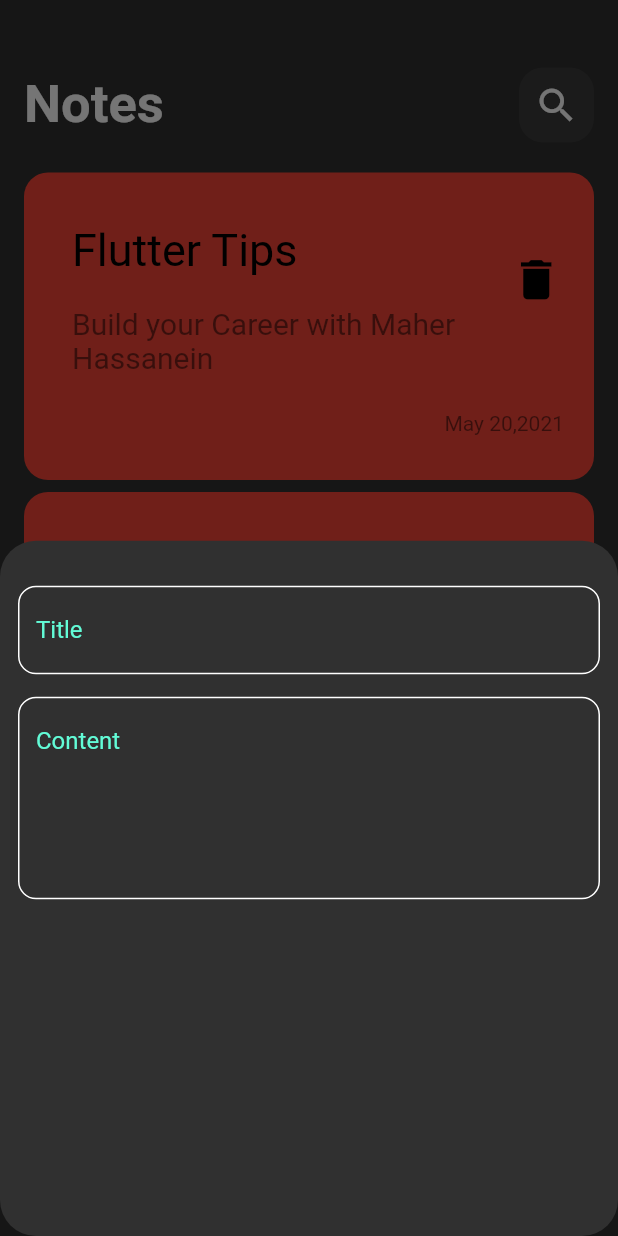
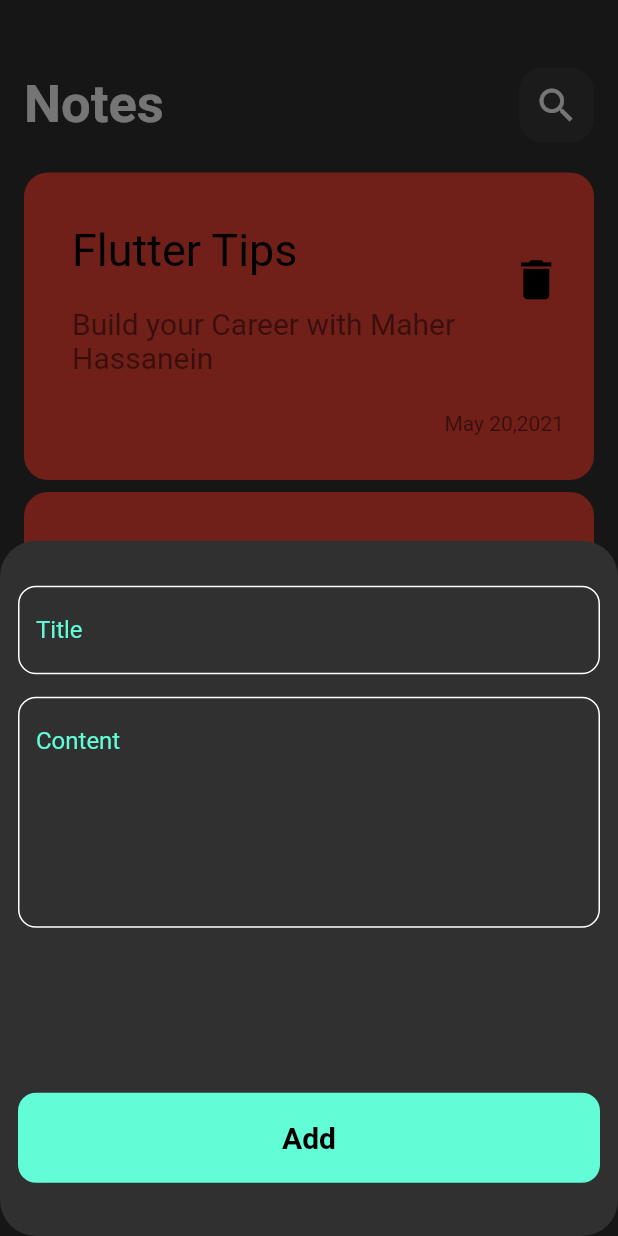
Before and after one commit to MaherHassanein/notes_app, a Flutter app: the screen it shows after launch, after a tap on the "add" icon, on a phone screen of 412 x 824 dp. Run offline on Flutter 3.47's test engine with Material 2 defaults, Android fonts, the phone set to English and light mode, and no system bars; Roboto replaces fonts that are missing (Poppins).

Commit message:
finish note buttom field

```diff
--- a/lib/widgets/addnote_buttomsheet.dart
+++ b/lib/widgets/addnote_buttomsheet.dart
@@ -1,5 +1,6 @@
 import 'package:flutter/material.dart';
 import 'package:notes_app/widgets/custom_listview.dart';
+import 'package:notes_app/widgets/custom_textbuttom.dart';
 import 'package:notes_app/widgets/custom_textfield.dart';
 
 class AddNoteButtom extends StatelessWidget {
@@ -7,7 +8,8 @@ class AddNoteButtom extends StatelessWidget {
 
   @override
   Widget build(BuildContext context) {
-    return Column(
+    return SingleChildScrollView(
+      child: Column(
         children: [
           CustomTextField(
             hint: 'Title',
@@ -17,9 +19,14 @@ class AddNoteButtom extends StatelessWidget {
           ),
           CustomTextField(
             hint: 'Content',
-          maxlines: 5,
+            maxlines: 6,
           ),
+          SizedBox(
+            height: 110,
+          ),
+          CustomTextButtom(),
         ],
+      ),
     );
   }
 }
--- /dev/null
+++ b/lib/widgets/custom_textbuttom.dart
@@ -0,0 +1,27 @@
+import 'package:flutter/material.dart';
+import 'package:notes_app/costant/costant.dart';
+
+class CustomTextButtom extends StatelessWidget {
+  const CustomTextButtom({super.key});
+
+  @override
+  Widget build(BuildContext context) {
+    return Container(
+      height: 60,
+      width: MediaQuery.of(context).size.width,
+      decoration: BoxDecoration(
+        borderRadius: BorderRadius.circular(12),
+        color: KPrimaryColor,
+      ),
+      child: Center(
+          child: Text(
+        'Add',
+        style: TextStyle(
+          fontSize: 20,
+          color: Colors.black,
+          fontWeight: FontWeight.bold,
+        ),
+      )),
+    );
+  }
+}
```
Lines whose indentation alone changed are shown as unchanged.
